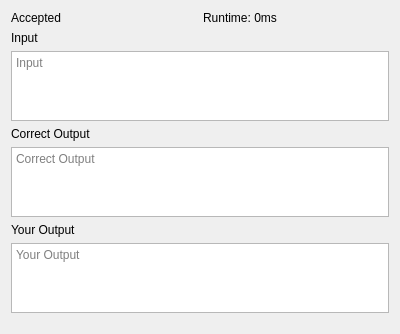
This is codeoutputwidget.ui in Vope17/CodeCrazy as Qt 5 draws it before an edit. The edited form follows.
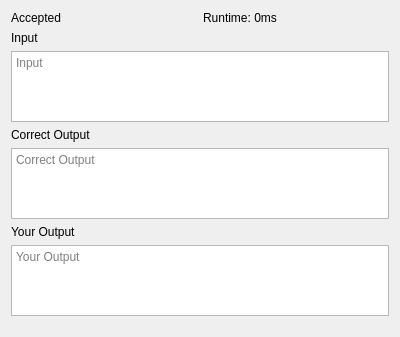
This is the edited form.

The edit to the form file:
```diff
--- a/codeoutputwidget.ui
+++ b/codeoutputwidget.ui
@@ -7,7 +7,7 @@
     <x>0</x>
     <y>0</y>
     <width>400</width>
-    <height>300</height>
+    <height>337</height>
    </rect>
   </property>
   <property name="windowTitle">
```
Left out of the diff: 6 changed lines with no effect on the pictures.
